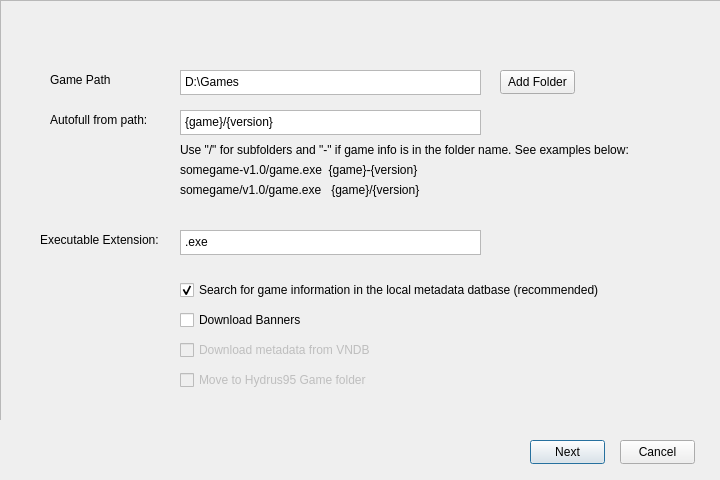
KJNeko/Atlas, file src/ui/dialog/batchimportdialog.ui: the form before one commit.
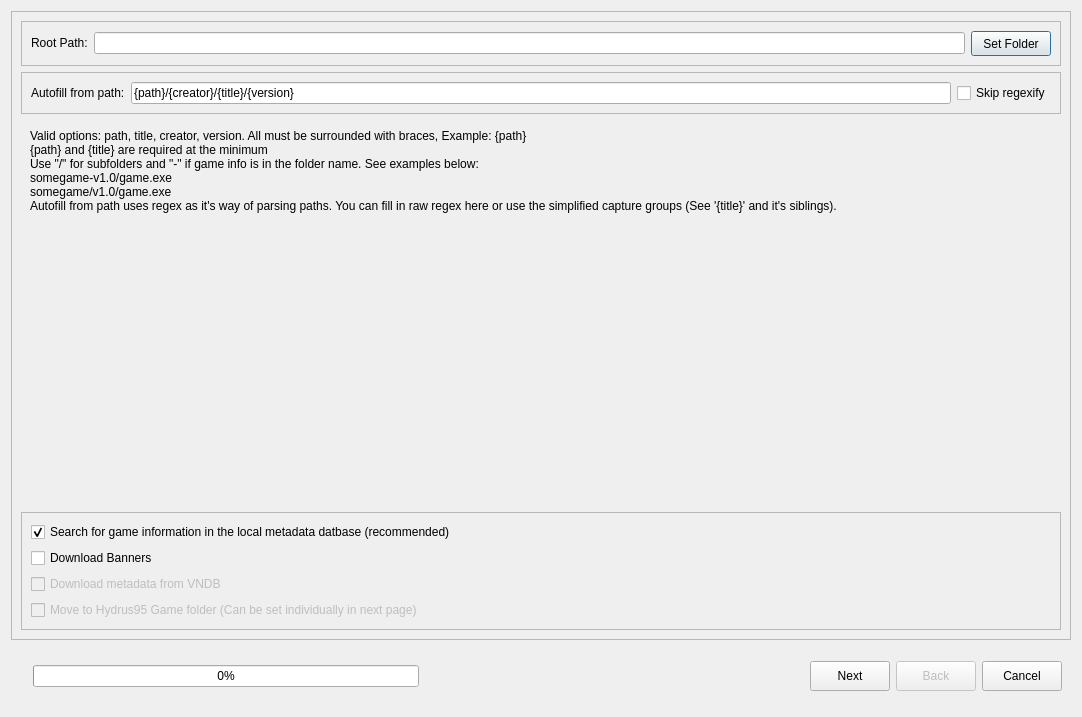
The form after the commit.

Commit message: Finish batch import's editor and preprocessing

```diff
--- a/src/ui/dialog/batchimportdialog.ui
+++ b/src/ui/dialog/batchimportdialog.ui
@@ -6,8 +6,8 @@
    <rect>
     <x>0</x>
     <y>0</y>
-    <width>720</width>
-    <height>480</height>
+    <width>1082</width>
+    <height>717</height>
    </rect>
   </property>
   <property name="sizePolicy">
@@ -89,23 +89,287 @@
 color: rgb(243, 244, 245);
 border:none;}</string>
   </property>
-  <layout class="QGridLayout" name="gridLayout">
-   <property name="leftMargin">
-    <number>0</number>
-   </property>
-   <property name="topMargin">
-    <number>0</number>
-   </property>
-   <property name="rightMargin">
-    <number>0</number>
-   </property>
-   <property name="bottomMargin">
-    <number>0</number>
-   </property>
-   <property name="spacing">
-    <number>0</number>
-   </property>
-   <item row="1" column="0">
+  <layout class="QVBoxLayout" name="verticalLayout">
+   <item>
+    <widget class="QStackedWidget" name="swImportGames">
+     <property name="sizePolicy">
+      <sizepolicy hsizetype="Preferred" vsizetype="Preferred">
+       <horstretch>0</horstretch>
+       <verstretch>0</verstretch>
+      </sizepolicy>
+     </property>
+     <widget class="QWidget" name="page_1">
+      <layout class="QVBoxLayout" name="verticalLayout_6">
+       <property name="leftMargin">
+        <number>0</number>
+       </property>
+       <property name="topMargin">
+        <number>0</number>
+       </property>
+       <property name="rightMargin">
+        <number>0</number>
+       </property>
+       <property name="bottomMargin">
+        <number>0</number>
+       </property>
+       <item>
+        <widget class="QFrame" name="frame_2">
+         <property name="frameShape">
+          <enum>QFrame::StyledPanel</enum>
+         </property>
+         <property name="frameShadow">
+          <enum>QFrame::Raised</enum>
+         </property>
+         <layout class="QVBoxLayout" name="verticalLayout_5">
+          <item>
+           <widget class="QFrame" name="frame">
+            <property name="frameShape">
+             <enum>QFrame::StyledPanel</enum>
+            </property>
+            <property name="frameShadow">
+             <enum>QFrame::Raised</enum>
+            </property>
+            <layout class="QHBoxLayout" name="horizontalLayout">
+             <item>
+              <widget class="QLabel" name="label_3">
+               <property name="sizePolicy">
+                <sizepolicy hsizetype="Preferred" vsizetype="Maximum">
+                 <horstretch>0</horstretch>
+                 <verstretch>0</verstretch>
+                </sizepolicy>
+               </property>
+               <property name="text">
+                <string>Root Path:</string>
+               </property>
+              </widget>
+             </item>
+             <item>
+              <widget class="QLineEdit" name="tbPath"/>
+             </item>
+             <item>
+              <widget class="QPushButton" name="btnSetFolder">
+               <property name="sizePolicy">
+                <sizepolicy hsizetype="Minimum" vsizetype="Maximum">
+                 <horstretch>0</horstretch>
+                 <verstretch>0</verstretch>
+                </sizepolicy>
+               </property>
+               <property name="minimumSize">
+                <size>
+                 <width>75</width>
+                 <height>25</height>
+                </size>
+               </property>
+               <property name="text">
+                <string>Set Folder</string>
+               </property>
+              </widget>
+             </item>
+            </layout>
+           </widget>
+          </item>
+          <item>
+           <widget class="QFrame" name="frame_3">
+            <property name="frameShape">
+             <enum>QFrame::StyledPanel</enum>
+            </property>
+            <property name="frameShadow">
+             <enum>QFrame::Raised</enum>
+            </property>
+            <layout class="QHBoxLayout" name="horizontalLayout_2">
+             <item>
+              <widget class="QLabel" name="label">
+               <property name="text">
+                <string>Autofill from path:</string>
+               </property>
+              </widget>
+             </item>
+             <item>
+              <widget class="QLineEdit" name="tbFormat">
+               <property name="text">
+                <string>{path}/{creator}/{title}/{version}</string>
+               </property>
+              </widget>
+             </item>
+             <item>
+              <widget class="QCheckBox" name="useRegex">
+               <property name="text">
+                <string>Skip regexify</string>
+               </property>
+              </widget>
+             </item>
+            </layout>
+           </widget>
+          </item>
+          <item>
+           <widget class="QFrame" name="helpText">
+            <property name="frameShape">
+             <enum>QFrame::NoFrame</enum>
+            </property>
+            <property name="frameShadow">
+             <enum>QFrame::Plain</enum>
+            </property>
+            <layout class="QVBoxLayout" name="verticalLayout_4">
+             <item>
+              <widget class="QLabel" name="label_6">
+               <property name="text">
+                <string>Valid options: path, title, creator, version. All must be surrounded with braces, Example: {path}
+{path} and {title} are required at the minimum
+Use &quot;/&quot; for subfolders and &quot;-&quot; if game info is in the folder name. See examples below:
+somegame-v1.0/game.exe
+somegame/v1.0/game.exe
+Autofill from path uses regex as it's way of parsing paths. You can fill in raw regex here or use the simplified capture groups (See '{title}' and it's siblings).</string>
+               </property>
+               <property name="wordWrap">
+                <bool>true</bool>
+               </property>
+              </widget>
+             </item>
+            </layout>
+           </widget>
+          </item>
+          <item>
+           <spacer name="verticalSpacer">
+            <property name="orientation">
+             <enum>Qt::Vertical</enum>
+            </property>
+            <property name="sizeHint" stdset="0">
+             <size>
+              <width>20</width>
+              <height>40</height>
+             </size>
+            </property>
+           </spacer>
+          </item>
+          <item>
+           <widget class="QFrame" name="flags">
+            <property name="frameShape">
+             <enum>QFrame::StyledPanel</enum>
+            </property>
+            <property name="frameShadow">
+             <enum>QFrame::Raised</enum>
+            </property>
+            <layout class="QVBoxLayout" name="verticalLayout_3">
+             <item>
+              <widget class="QCheckBox" name="cbCheckLocal">
+               <property name="text">
+                <string>Search for game information in the local metadata datbase (recommended)</string>
+               </property>
+               <property name="checked">
+                <bool>true</bool>
+               </property>
+              </widget>
+             </item>
+             <item>
+              <widget class="QCheckBox" name="cbDownloadBanners">
+               <property name="enabled">
+                <bool>true</bool>
+               </property>
+               <property name="text">
+                <string>Download Banners</string>
+               </property>
+               <property name="checked">
+                <bool>false</bool>
+               </property>
+              </widget>
+             </item>
+             <item>
+              <widget class="QCheckBox" name="checkBox_3">
+               <property name="enabled">
+                <bool>false</bool>
+               </property>
+               <property name="text">
+                <string>Download metadata from VNDB</string>
+               </property>
+              </widget>
+             </item>
+             <item>
+              <widget class="QCheckBox" name="moveImported">
+               <property name="enabled">
+                <bool>false</bool>
+               </property>
+               <property name="text">
+                <string>Move to Hydrus95 Game folder (Can be set individually in next page)</string>
+               </property>
+              </widget>
+             </item>
+            </layout>
+           </widget>
+          </item>
+         </layout>
+        </widget>
+       </item>
+      </layout>
+     </widget>
+     <widget class="QWidget" name="page_2">
+      <layout class="QVBoxLayout" name="verticalLayout_2">
+       <property name="leftMargin">
+        <number>0</number>
+       </property>
+       <property name="topMargin">
+        <number>0</number>
+       </property>
+       <property name="rightMargin">
+        <number>0</number>
+       </property>
+       <property name="bottomMargin">
+        <number>0</number>
+       </property>
+       <item>
+        <widget class="QFrame" name="frame_5">
+         <property name="frameShape">
+          <enum>QFrame::StyledPanel</enum>
+         </property>
+         <property name="frameShadow">
+          <enum>QFrame::Raised</enum>
+         </property>
+         <layout class="QVBoxLayout" name="verticalLayout_7">
+          <property name="leftMargin">
+           <number>9</number>
+          </property>
+          <property name="topMargin">
+           <number>9</number>
+          </property>
+          <property name="rightMargin">
+           <number>9</number>
+          </property>
+          <property name="bottomMargin">
+           <number>9</number>
+          </property>
+          <item>
+           <widget class="QLabel" name="label_2">
+            <property name="font">
+             <font>
+              <pointsize>14</pointsize>
+             </font>
+            </property>
+            <property name="text">
+             <string>Ready to Import</string>
+            </property>
+           </widget>
+          </item>
+          <item>
+           <widget class="QLabel" name="label_5">
+            <property name="text">
+             <string>This wizard is ready to import the games below. Please review the list to confirm that the correct games will be imported,and make any necessary changes. Change the game names in the Name column or remove items with the Delete key
+Hover over the column headers for help text</string>
+            </property>
+            <property name="wordWrap">
+             <bool>true</bool>
+            </property>
+           </widget>
+          </item>
+          <item>
+           <widget class="QTableView" name="twGames"/>
+          </item>
+         </layout>
+        </widget>
+       </item>
+      </layout>
+     </widget>
+    </widget>
+   </item>
+   <item>
     <widget class="QWidget" name="widget" native="true">
      <property name="sizePolicy">
       <sizepolicy hsizetype="Preferred" vsizetype="Maximum">
@@ -125,373 +389,80 @@
        <height>60</height>
       </size>
      </property>
-     <widget class="QPushButton" name="btnNext">
-      <property name="geometry">
-       <rect>
-        <x>530</x>
-        <y>20</y>
-        <width>75</width>
-        <height>24</height>
-       </rect>
-      </property>
-      <property name="text">
-       <string>Next</string>
-      </property>
-     </widget>
-     <widget class="QPushButton" name="btnCancel">
-      <property name="geometry">
-       <rect>
-        <x>620</x>
-        <y>20</y>
-        <width>75</width>
-        <height>24</height>
-       </rect>
-      </property>
-      <property name="text">
-       <string>Cancel</string>
-      </property>
-     </widget>
-    </widget>
-   </item>
-   <item row="0" column="0">
-    <widget class="QStackedWidget" name="swImportGames">
-     <property name="sizePolicy">
-      <sizepolicy hsizetype="Preferred" vsizetype="Preferred">
-       <horstretch>0</horstretch>
-       <verstretch>0</verstretch>
-      </sizepolicy>
-     </property>
-     <widget class="QWidget" name="page_1">
-      <widget class="QFrame" name="frame_2">
-       <property name="geometry">
-        <rect>
-         <x>0</x>
-         <y>0</y>
-         <width>721</width>
-         <height>421</height>
-        </rect>
-       </property>
-       <property name="frameShape">
-        <enum>QFrame::StyledPanel</enum>
-       </property>
-       <property name="frameShadow">
-        <enum>QFrame::Raised</enum>
-       </property>
-       <widget class="QLabel" name="label">
-        <property name="geometry">
-         <rect>
-          <x>50</x>
-          <y>110</y>
-          <width>121</width>
-          <height>20</height>
-         </rect>
-        </property>
+     <layout class="QHBoxLayout" name="horizontalLayout_3">
+      <item>
+       <widget class="QLabel" name="statusLabel">
         <property name="text">
-         <string>Autofull from path:</string>
+         <string/>
         </property>
        </widget>
-       <widget class="QTextEdit" name="tbFormat">
-        <property name="geometry">
-         <rect>
-          <x>180</x>
-          <y>110</y>
-          <width>301</width>
-          <height>25</height>
-         </rect>
-        </property>
-        <property name="verticalScrollBarPolicy">
-         <enum>Qt::ScrollBarAlwaysOff</enum>
-        </property>
-        <property name="html">
-         <string>&lt;!DOCTYPE HTML PUBLIC &quot;-//W3C//DTD HTML 4.0//EN&quot; &quot;http://www.w3.org/TR/REC-html40/strict.dtd&quot;&gt;
-&lt;html&gt;&lt;head&gt;&lt;meta name=&quot;qrichtext&quot; content=&quot;1&quot; /&gt;&lt;style type=&quot;text/css&quot;&gt;
-p, li { white-space: pre-wrap; }
-&lt;/style&gt;&lt;/head&gt;&lt;body style=&quot; font-family:'Sans'; font-size:10pt; font-weight:400; font-style:normal;&quot;&gt;
-&lt;p style=&quot; margin-top:0px; margin-bottom:0px; margin-left:0px; margin-right:0px; -qt-block-indent:0; text-indent:0px;&quot;&gt;&lt;span style=&quot; font-family:'Segoe UI'; font-size:9pt;&quot;&gt;{game}/{version}&lt;/span&gt;&lt;/p&gt;&lt;/body&gt;&lt;/html&gt;</string>
-        </property>
-       </widget>
-       <widget class="QTextEdit" name="tbExt">
-        <property name="geometry">
-         <rect>
-          <x>180</x>
-          <y>230</y>
-          <width>301</width>
-          <height>25</height>
-         </rect>
-        </property>
-        <property name="verticalScrollBarPolicy">
-         <enum>Qt::ScrollBarAlwaysOff</enum>
-        </property>
-        <property name="html">
-         <string>&lt;!DOCTYPE HTML PUBLIC &quot;-//W3C//DTD HTML 4.0//EN&quot; &quot;http://www.w3.org/TR/REC-html40/strict.dtd&quot;&gt;
-&lt;html&gt;&lt;head&gt;&lt;meta name=&quot;qrichtext&quot; content=&quot;1&quot; /&gt;&lt;style type=&quot;text/css&quot;&gt;
-p, li { white-space: pre-wrap; }
-&lt;/style&gt;&lt;/head&gt;&lt;body style=&quot; font-family:'Sans'; font-size:10pt; font-weight:400; font-style:normal;&quot;&gt;
-&lt;p style=&quot; margin-top:0px; margin-bottom:0px; margin-left:0px; margin-right:0px; -qt-block-indent:0; text-indent:0px;&quot;&gt;&lt;span style=&quot; font-family:'Segoe UI'; font-size:9pt;&quot;&gt;.exe&lt;/span&gt;&lt;/p&gt;&lt;/body&gt;&lt;/html&gt;</string>
-        </property>
-       </widget>
-       <widget class="QLabel" name="label_2">
-        <property name="geometry">
-         <rect>
-          <x>40</x>
-          <y>230</y>
-          <width>121</width>
-          <height>20</height>
-         </rect>
-        </property>
-        <property name="text">
-         <string>Executable Extension:</string>
-        </property>
-       </widget>
-       <widget class="QCheckBox" name="cbCheckLocal">
-        <property name="geometry">
-         <rect>
-          <x>180</x>
-          <y>280</y>
-          <width>431</width>
-          <height>20</height>
-         </rect>
-        </property>
-        <property name="text">
-         <string>Search for game information in the local metadata datbase (recommended)</string>
-        </property>
-        <property name="checked">
-         <bool>true</bool>
-        </property>
-       </widget>
-       <widget class="QCheckBox" name="cbDownloadBanners">
+      </item>
+      <item>
+       <widget class="QProgressBar" name="progressBar">
         <property name="enabled">
          <bool>true</bool>
         </property>
-        <property name="geometry">
-         <rect>
-          <x>180</x>
-          <y>310</y>
-          <width>431</width>
-          <height>20</height>
-         </rect>
+        <property name="value">
+         <number>0</number>
         </property>
-        <property name="text">
-         <string>Download Banners</string>
-        </property>
-        <property name="checked">
-         <bool>false</bool>
-        </property>
        </widget>
-       <widget class="QCheckBox" name="checkBox_3">
-        <property name="enabled">
-         <bool>false</bool>
+      </item>
+      <item>
+       <spacer name="horizontalSpacer">
+        <property name="orientation">
+         <enum>Qt::Horizontal</enum>
         </property>
-        <property name="geometry">
-         <rect>
-          <x>180</x>
-          <y>340</y>
-          <width>431</width>
+        <property name="sizeHint" stdset="0">
+         <size>
+          <width>40</width>
           <height>20</height>
-         </rect>
+         </size>
         </property>
-        <property name="text">
-         <string>Download metadata from VNDB</string>
-        </property>
-       </widget>
-       <widget class="QLabel" name="label_6">
-        <property name="geometry">
-         <rect>
-          <x>180</x>
-          <y>140</y>
-          <width>461</width>
-          <height>20</height>
-         </rect>
-        </property>
-        <property name="text">
-         <string>Use &quot;/&quot; for subfolders and &quot;-&quot; if game info is in the folder name. See examples below:</string>
-        </property>
-       </widget>
-       <widget class="QLabel" name="label_7">
-        <property name="geometry">
-         <rect>
-          <x>180</x>
-          <y>160</y>
-          <width>371</width>
-          <height>20</height>
-         </rect>
-        </property>
-        <property name="text">
-         <string>somegame-v1.0/game.exe  {game}-{version}</string>
-        </property>
-       </widget>
-       <widget class="QLabel" name="label_8">
-        <property name="geometry">
-         <rect>
-          <x>180</x>
-          <y>180</y>
-          <width>371</width>
-          <height>20</height>
-         </rect>
-        </property>
-        <property name="text">
-         <string>somegame/v1.0/game.exe   {game}/{version}</string>
-        </property>
-       </widget>
-       <widget class="QPushButton" name="btnAdd_2">
-        <property name="geometry">
-         <rect>
-          <x>500</x>
-          <y>70</y>
+       </spacer>
+      </item>
+      <item>
+       <widget class="QPushButton" name="btnNext">
+        <property name="minimumSize">
+         <size>
           <width>75</width>
-          <height>24</height>
-         </rect>
+          <height>30</height>
+         </size>
         </property>
         <property name="text">
-         <string>Add Folder</string>
+         <string>Next</string>
         </property>
        </widget>
-       <widget class="QTextEdit" name="tbPath">
-        <property name="geometry">
-         <rect>
-          <x>180</x>
-          <y>70</y>
-          <width>301</width>
-          <height>25</height>
-         </rect>
-        </property>
-        <property name="verticalScrollBarPolicy">
-         <enum>Qt::ScrollBarAlwaysOff</enum>
-        </property>
-        <property name="html">
-         <string>&lt;!DOCTYPE HTML PUBLIC &quot;-//W3C//DTD HTML 4.0//EN&quot; &quot;http://www.w3.org/TR/REC-html40/strict.dtd&quot;&gt;
-&lt;html&gt;&lt;head&gt;&lt;meta name=&quot;qrichtext&quot; content=&quot;1&quot; /&gt;&lt;style type=&quot;text/css&quot;&gt;
-p, li { white-space: pre-wrap; }
-&lt;/style&gt;&lt;/head&gt;&lt;body style=&quot; font-family:'Sans'; font-size:10pt; font-weight:400; font-style:normal;&quot;&gt;
-&lt;p style=&quot; margin-top:0px; margin-bottom:0px; margin-left:0px; margin-right:0px; -qt-block-indent:0; text-indent:0px;&quot;&gt;&lt;span style=&quot; font-family:'Segoe UI'; font-size:9pt;&quot;&gt;D:\Games&lt;/span&gt;&lt;/p&gt;&lt;/body&gt;&lt;/html&gt;</string>
-        </property>
-       </widget>
-       <widget class="QLabel" name="label_3">
-        <property name="geometry">
-         <rect>
-          <x>50</x>
-          <y>70</y>
-          <width>121</width>
-          <height>20</height>
-         </rect>
-        </property>
-        <property name="text">
-         <string>Game Path</string>
-        </property>
-       </widget>
-       <widget class="QCheckBox" name="checkBox_4">
+      </item>
+      <item>
+       <widget class="QPushButton" name="btnBack">
         <property name="enabled">
          <bool>false</bool>
         </property>
-        <property name="geometry">
-         <rect>
-          <x>180</x>
-          <y>370</y>
-          <width>431</width>
-          <height>20</height>
-         </rect>
+        <property name="minimumSize">
+         <size>
+          <width>75</width>
+          <height>30</height>
+         </size>
         </property>
         <property name="text">
-         <string>Move to Hydrus95 Game folder</string>
+         <string>Back</string>
         </property>
        </widget>
-      </widget>
-     </widget>
-     <widget class="QWidget" name="page_2">
-      <widget class="QFrame" name="frame_5">
-       <property name="geometry">
-        <rect>
-         <x>0</x>
-         <y>0</y>
-         <width>741</width>
-         <height>451</height>
-        </rect>
-       </property>
-       <property name="frameShape">
-        <enum>QFrame::StyledPanel</enum>
-       </property>
-       <property name="frameShadow">
-        <enum>QFrame::Raised</enum>
-       </property>
-       <widget class="QTableWidget" name="twGames">
-        <property name="geometry">
-         <rect>
-          <x>20</x>
-          <y>120</y>
-          <width>681</width>
-          <height>281</height>
-         </rect>
-        </property>
+      </item>
+      <item>
+       <widget class="QPushButton" name="btnCancel">
         <property name="minimumSize">
          <size>
-          <width>681</width>
-          <height>0</height>
+          <width>75</width>
+          <height>30</height>
          </size>
         </property>
-        <property name="showGrid">
-         <bool>false</bool>
-        </property>
-        <property name="gridStyle">
-         <enum>Qt::NoPen</enum>
-        </property>
-        <column>
-         <property name="text">
-          <string>Title</string>
-         </property>
-        </column>
-        <column>
-         <property name="text">
-          <string>File</string>
-         </property>
-        </column>
-        <column>
-         <property name="text">
-          <string>Version</string>
-         </property>
-        </column>
-        <column>
-         <property name="text">
-          <string>Extension</string>
-         </property>
-        </column>
-       </widget>
-       <widget class="QPlainTextEdit" name="plainTextEdit_4">
-        <property name="enabled">
-         <bool>false</bool>
-        </property>
-        <property name="geometry">
-         <rect>
-          <x>30</x>
-          <y>10</y>
-          <width>631</width>
-          <height>41</height>
-         </rect>
-        </property>
-        <property name="font">
-         <font>
-          <pointsize>14</pointsize>
-         </font>
-        </property>
-        <property name="plainText">
-         <string>Ready to Import</string>
-        </property>
-       </widget>
-       <widget class="QLabel" name="label_5">
-        <property name="geometry">
-         <rect>
-          <x>40</x>
-          <y>50</y>
-          <width>661</width>
-          <height>61</height>
-         </rect>
-        </property>
         <property name="text">
-         <string>This wizard is ready to import the games below. Please review the list to confirm that the correct games will be imported,
-and make any necessary changes. Change the game names in the Name column or remove items with the Delete key.</string>
+         <string>Cancel</string>
         </property>
        </widget>
-      </widget>
-     </widget>
+      </item>
+     </layout>
     </widget>
    </item>
   </layout>
```
The commit also changes 7 other files.
